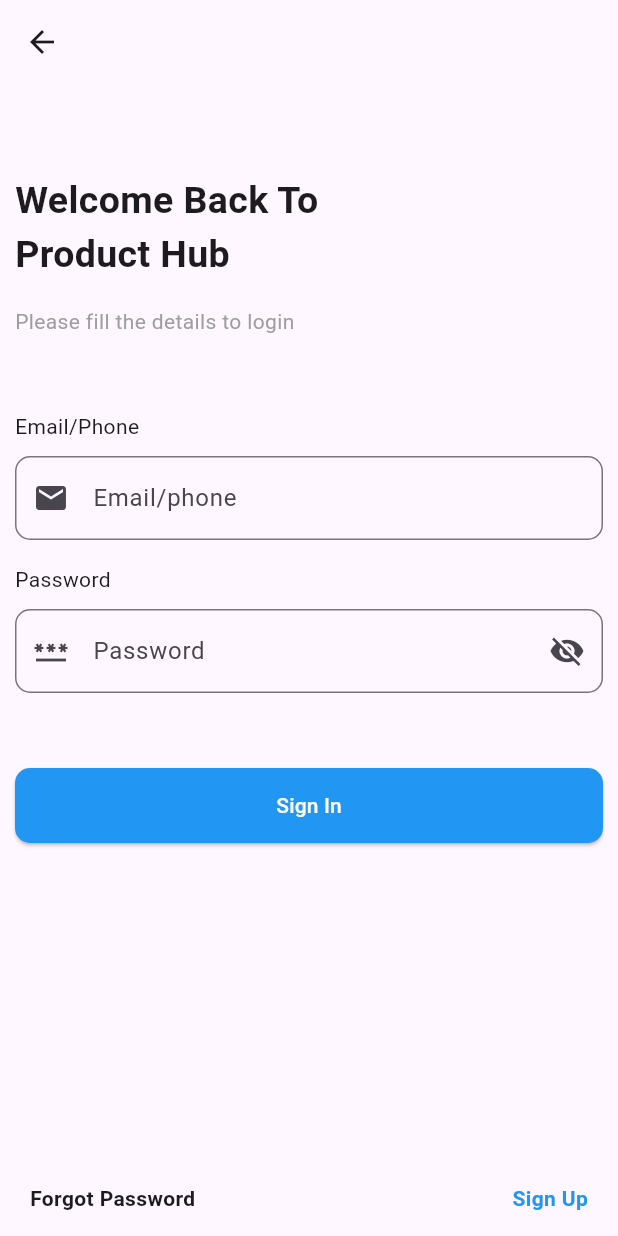
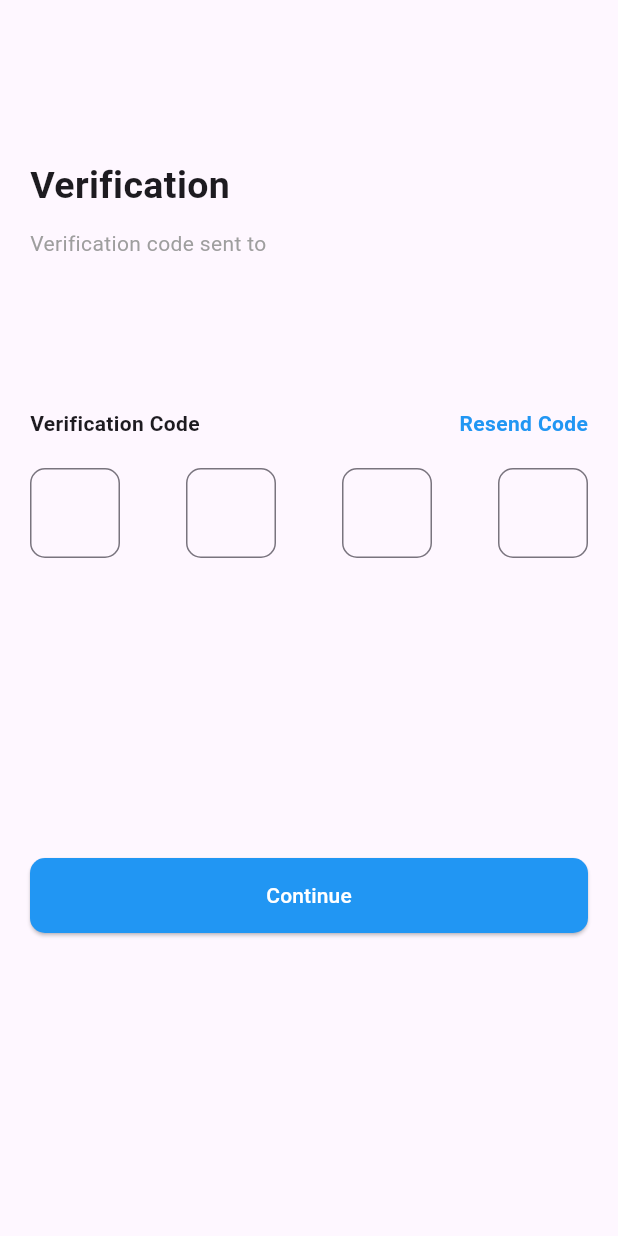
Before and after one commit to H-M-Sufyan/product_hub, a Flutter app: the screen it shows after launch, on a phone screen of 412 x 824 dp. Run offline on Flutter 3.47's test engine with Material 3 defaults, Android fonts, the phone set to English and light mode, and no system bars.

Commit message:
verfication screen UI done

```diff
--- a/lib/main.dart
+++ b/lib/main.dart
@@ -1,5 +1,6 @@
 import 'package:flutter/material.dart';
 import 'package:product_hub/screens/auth-ui/sign-in.dart';
+import 'package:product_hub/screens/auth-ui/verification.dart';
 
 void main() {
   runApp(const MyApp());
@@ -13,7 +14,7 @@ class MyApp extends StatelessWidget {
     return MaterialApp(
       debugShowCheckedModeBanner: false,
       title: 'Product Hub',
-      home: SignInScreen(),
+      home: VerificationScreen(phoneNumber: '',),
     );
   }
 }
--- /dev/null
+++ b/lib/screens/auth-ui/verification.dart
@@ -0,0 +1,133 @@
+import 'package:flutter/material.dart';
+import 'package:product_hub/utils/colors.dart';
+
+class VerificationScreen extends StatefulWidget {
+  final String phoneNumber; // Pass phone/email if needed
+  const VerificationScreen({super.key, required this.phoneNumber});
+
+  @override
+  State<VerificationScreen> createState() => _VerificationScreenState();
+}
+
+class _VerificationScreenState extends State<VerificationScreen> {
+  // Controllers for 4-digit code
+  final TextEditingController digit1 = TextEditingController();
+  final TextEditingController digit2 = TextEditingController();
+  final TextEditingController digit3 = TextEditingController();
+  final TextEditingController digit4 = TextEditingController();
+
+  @override
+  Widget build(BuildContext context) {
+    return Scaffold(
+      appBar: AppBar(
+        title: Text(''),
+        backgroundColor: Colors.transparent,
+        elevation: 0,
+      ),
+      body: Padding(
+        padding: const EdgeInsets.all(20.0),
+        child: Column(
+          crossAxisAlignment: CrossAxisAlignment.start,
+          children: [
+            SizedBox(height: 30),
+            Text(
+              "Verification",
+              style: TextStyle(fontSize: 25, fontWeight: FontWeight.bold),
+            ),
+            SizedBox(height: 10),
+            Text(
+              "Verification code sent to ${widget.phoneNumber}",
+              style: TextStyle(color: AppColors.fontSecondaryColor),
+            ),
+            SizedBox(height: 100),
+
+            // Row for heading and resend
+            Row(
+              mainAxisAlignment: MainAxisAlignment.spaceBetween,
+              children: [
+                Text(
+                  "Verification Code",
+                  style: TextStyle(fontWeight: FontWeight.bold),
+                ),
+                GestureDetector(
+                  onTap: () {
+                    // TODO: Implement resend code logic
+                    print("Resend Code tapped");
+                  },
+                  child: Text(
+                    "Resend Code",
+                    style: TextStyle(
+                      color: AppColors.buttonColor,
+                      fontWeight: FontWeight.bold,
+                    ),
+                  ),
+                ),
+              ],
+            ),
+
+            SizedBox(height: 20),
+            // 4-digit input boxes
+            Row(
+              mainAxisAlignment: MainAxisAlignment.spaceBetween,
+              children: [
+                _buildDigitTextField(digit1),
+                _buildDigitTextField(digit2),
+                _buildDigitTextField(digit3),
+                _buildDigitTextField(digit4),
+              ],
+            ),
+
+            SizedBox(height: 200),
+
+            SizedBox(
+              width: double.infinity,
+              child: ElevatedButton(
+                onPressed: () {
+                  String code =
+                      "${digit1.text}${digit2.text}${digit3.text}${digit4.text}";
+                  print("Entered Code: $code");
+                  // TODO: Implement verification logic
+                },
+                style: ElevatedButton.styleFrom(
+                  backgroundColor: AppColors.buttonColor,
+                  minimumSize: Size(double.infinity, 50),
+                  shape: RoundedRectangleBorder(
+                    borderRadius: BorderRadius.circular(10),
+                  ),
+                ),
+                child: Text(
+                  "Continue",
+                  style: TextStyle(color: AppColors.fontColor),
+                ),
+              ),
+            ),
+          ],
+        ),
+      ),
+    );
+  }
+
+  // Helper function for 1-digit text field
+  Widget _buildDigitTextField(TextEditingController controller) {
+    return Container(
+      width: 60,
+      height: 60,
+      child: TextField(
+        controller: controller,
+        keyboardType: TextInputType.number,
+        textAlign: TextAlign.center,
+        maxLength: 1,
+        decoration: InputDecoration(
+          counterText: "",
+          border: OutlineInputBorder(borderRadius: BorderRadius.circular(10)),
+        ),
+        style: TextStyle(fontSize: 20, fontWeight: FontWeight.bold),
+        onChanged: (value) {
+          if (value.length == 1) {
+            FocusScope.of(context).nextFocus();
+          }
+        },
+      ),
+    );
+  }
+}
```
